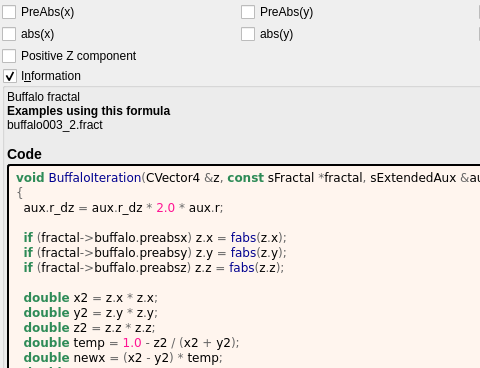
Above: mandelbulber2/formula/ui/buffalo.ui from buddhi1980/mandelbulber2 before the change; both pictures show x 0 to 480 and y 0 to 368 of the 718 by 845 pixel window. Below: the same form after it.
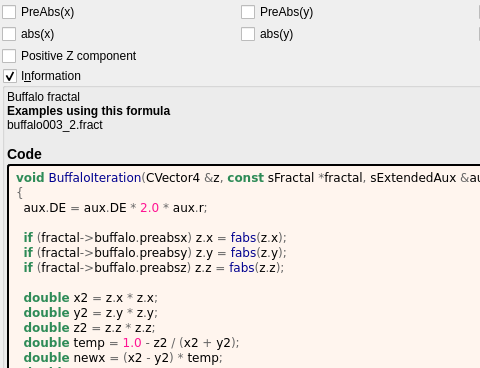
That is the form after the change. Custom widgets are drawn as their Qt base class.

Diff of the .ui file:
```diff
--- a/mandelbulber2/formula/ui/buffalo.ui
+++ b/mandelbulber2/formula/ui/buffalo.ui
@@ -142,7 +142,7 @@
          <string notr="true">&lt;body style=&quot;background-color:#fff5ee&quot;&gt;
 &lt;pre style=&quot;color:#000000; background-color:#fff5ee;  font-family:'Courier New',monospace;&quot;&gt;&lt;span style=&quot;color:#2e8b57; font-weight:bold&quot;&gt;void&lt;/span&gt; &lt;span style=&quot;color:#00008f&quot;&gt;BuffaloIteration&lt;/span&gt;&lt;span style=&quot;color:#676767&quot;&gt;(&lt;/span&gt;CVector4 &lt;span style=&quot;color:#676767&quot;&gt;&amp;amp;&lt;/span&gt;z&lt;span style=&quot;color:#676767&quot;&gt;,&lt;/span&gt; &lt;span style=&quot;color:#2e8b57; font-weight:bold&quot;&gt;const&lt;/span&gt; sFractal &lt;span style=&quot;color:#676767&quot;&gt;*&lt;/span&gt;fractal&lt;span style=&quot;color:#676767&quot;&gt;,&lt;/span&gt; sExtendedAux &lt;span style=&quot;color:#676767&quot;&gt;&amp;amp;&lt;/span&gt;aux&lt;span style=&quot;color:#676767&quot;&gt;)&lt;/span&gt;
 &lt;span style=&quot;color:#676767&quot;&gt;{&lt;/span&gt;
-  aux&lt;span style=&quot;color:#676767&quot;&gt;.&lt;/span&gt;r_dz &lt;span style=&quot;color:#676767&quot;&gt;=&lt;/span&gt; aux&lt;span style=&quot;color:#676767&quot;&gt;.&lt;/span&gt;r_dz &lt;span style=&quot;color:#676767&quot;&gt;*&lt;/span&gt; &lt;span style=&quot;color:#ff1493&quot;&gt;2.0&lt;/span&gt; &lt;span style=&quot;color:#676767&quot;&gt;*&lt;/span&gt; aux&lt;span style=&quot;color:#676767&quot;&gt;.&lt;/span&gt;r&lt;span style=&quot;color:#676767&quot;&gt;;&lt;/span&gt;
+  aux&lt;span style=&quot;color:#676767&quot;&gt;.&lt;/span&gt;DE &lt;span style=&quot;color:#676767&quot;&gt;=&lt;/span&gt; aux&lt;span style=&quot;color:#676767&quot;&gt;.&lt;/span&gt;DE &lt;span style=&quot;color:#676767&quot;&gt;*&lt;/span&gt; &lt;span style=&quot;color:#ff1493&quot;&gt;2.0&lt;/span&gt; &lt;span style=&quot;color:#676767&quot;&gt;*&lt;/span&gt; aux&lt;span style=&quot;color:#676767&quot;&gt;.&lt;/span&gt;r&lt;span style=&quot;color:#676767&quot;&gt;;&lt;/span&gt;
 
   &lt;span style=&quot;color:#2e8b57; font-weight:bold&quot;&gt;if&lt;/span&gt; &lt;span style=&quot;color:#676767&quot;&gt;(&lt;/span&gt;fractal&lt;span style=&quot;color:#676767&quot;&gt;-&amp;gt;&lt;/span&gt;buffalo&lt;span style=&quot;color:#676767&quot;&gt;.&lt;/span&gt;preabsx&lt;span style=&quot;color:#676767&quot;&gt;)&lt;/span&gt; z&lt;span style=&quot;color:#676767&quot;&gt;.&lt;/span&gt;x &lt;span style=&quot;color:#676767&quot;&gt;=&lt;/span&gt; &lt;span style=&quot;color:#00008f&quot;&gt;fabs&lt;/span&gt;&lt;span style=&quot;color:#676767&quot;&gt;(&lt;/span&gt;z&lt;span style=&quot;color:#676767&quot;&gt;.&lt;/span&gt;x&lt;span style=&quot;color:#676767&quot;&gt;);&lt;/span&gt;
   &lt;span style=&quot;color:#2e8b57; font-weight:bold&quot;&gt;if&lt;/span&gt; &lt;span style=&quot;color:#676767&quot;&gt;(&lt;/span&gt;fractal&lt;span style=&quot;color:#676767&quot;&gt;-&amp;gt;&lt;/span&gt;buffalo&lt;span style=&quot;color:#676767&quot;&gt;.&lt;/span&gt;preabsy&lt;span style=&quot;color:#676767&quot;&gt;)&lt;/span&gt; z&lt;span style=&quot;color:#676767&quot;&gt;.&lt;/span&gt;y &lt;span style=&quot;color:#676767&quot;&gt;=&lt;/span&gt; &lt;span style=&quot;color:#00008f&quot;&gt;fabs&lt;/span&gt;&lt;span style=&quot;color:#676767&quot;&gt;(&lt;/span&gt;z&lt;span style=&quot;color:#676767&quot;&gt;.&lt;/span&gt;y&lt;span style=&quot;color:#676767&quot;&gt;);&lt;/span&gt;
```
